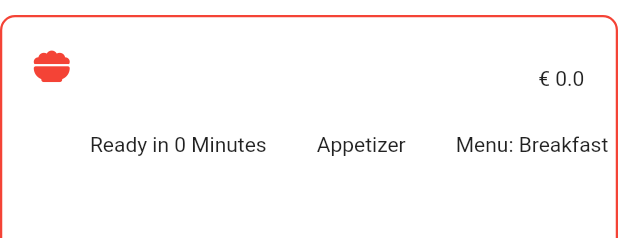
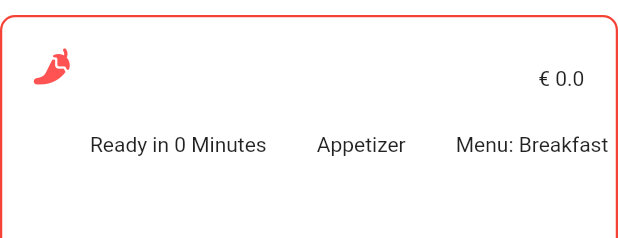
Before and after one commit to Sarbjyotsingh/restaurant_menu_app, a Flutter app: the DishItemView widget shown alone on an empty page, opened directly with empty values, on a phone screen of 412 x 824 dp. Shown: the top 238 px of the screen. Run offline on Flutter 3.47's test engine with Material 2 defaults, Android fonts, the phone set to English and light mode, and no system bars; our stand-ins replace flutter_riverpod, font_awesome_flutter; network calls fail.

Commit message:
Setting Icons for dishes

```diff
--- a/lib/utils/constants.dart
+++ b/lib/utils/constants.dart
@@ -54,3 +54,11 @@ const kGuestIcon = FontAwesomeIcons.users;
 const kStaffIcon = FontAwesomeIcons.userTie;
 
 const kBackButton = Icons.arrow_back_ios_new;
+
+const kAppetizerIcon = FontAwesomeIcons.pepperHot;
+
+const kEntreeIcon = FontAwesomeIcons.bowlFood;
+
+const kDessertIcon = FontAwesomeIcons.cheese;
+
+const kBeverageIcon = FontAwesomeIcons.martiniGlass;
--- a/lib/utils/helper_function.dart
+++ b/lib/utils/helper_function.dart
@@ -1,4 +1,6 @@
 import 'package:flutter/material.dart';
+import 'package:restaurant_menu_app/models/enums/meal_categories.dart';
+import 'package:restaurant_menu_app/utils/constants.dart';
 
 /// Covert List Of Items to List of DropdownMenuItem
 List<DropdownMenuItem> getListOfDropDownItemsFromEnum(List list) {
@@ -21,3 +23,23 @@ String capitalizeString(String text) {
       .replaceAllMapped(RegExp(r'([A-Z])'), (match) => ' ${match.group(0)}');
   return tempText.replaceFirst(tempText[0], tempText[0].toUpperCase());
 }
+
+/// Return Icon According to the Type of Dish
+IconData getDishIcon(MealCategories? mealCategory) {
+  switch (mealCategory) {
+    case MealCategories.appetizer:
+      return kAppetizerIcon;
+
+    case MealCategories.entree:
+      return kEntreeIcon;
+
+    case MealCategories.dessert:
+      return kDessertIcon;
+
+    case MealCategories.beverage:
+      return kBeverageIcon;
+
+    default:
+      return kEntreeIcon;
+  }
+}
--- a/lib/views/widgets/dish_item_view.dart
+++ b/lib/views/widgets/dish_item_view.dart
@@ -1,6 +1,5 @@
 import 'package:flutter/material.dart';
 import 'package:flutter_riverpod/flutter_riverpod.dart';
-import 'package:font_awesome_flutter/font_awesome_flutter.dart';
 import 'package:restaurant_menu_app/controller/add_dish_controller.dart';
 import 'package:restaurant_menu_app/controller/menu_controller.dart';
 import 'package:restaurant_menu_app/models/dish_model.dart';
@@ -21,7 +20,9 @@ class DishItemView extends ConsumerWidget {
 
   @override
   Widget build(BuildContext context, WidgetRef ref) {
-    return Container(
+    // Displaying Dish only when it is Available or is accessed by staff of restaurant
+    return dish.isAvailable || isEditable
+        ? Container(
             margin: const EdgeInsets.symmetric(vertical: 10),
             padding: const EdgeInsets.all(5),
             decoration: BoxDecoration(
@@ -31,9 +32,9 @@ class DishItemView extends ConsumerWidget {
             child: Column(
               children: [
                 ListTile(
-            leading: const Icon(
-              FontAwesomeIcons.bowlFood,
-              color: kPrimaryColor,
+                  leading: Icon(
+                    getDishIcon(dish.mealCategory),
+                    color: kPrimaryLightColor,
                   ),
                   title: Text(
                     dish.name ?? '',
@@ -70,7 +71,9 @@ class DishItemView extends ConsumerWidget {
                           CustomElevatedButton(
                             title: 'Edit',
                             onPressed: () {
-                        ref.watch(addDishProvider.notifier).setInitValue(dish);
+                              ref
+                                  .watch(addDishProvider.notifier)
+                                  .setInitValue(dish);
                               Navigator.pushNamed(context, RoutesName.addDish);
                             },
                             isEnabled: true,
@@ -80,6 +83,7 @@ class DishItemView extends ConsumerWidget {
                     : Container(),
               ],
             ),
-    );
+          )
+        : Container();
   }
 }
```
Lines whose indentation alone changed are shown as unchanged.
